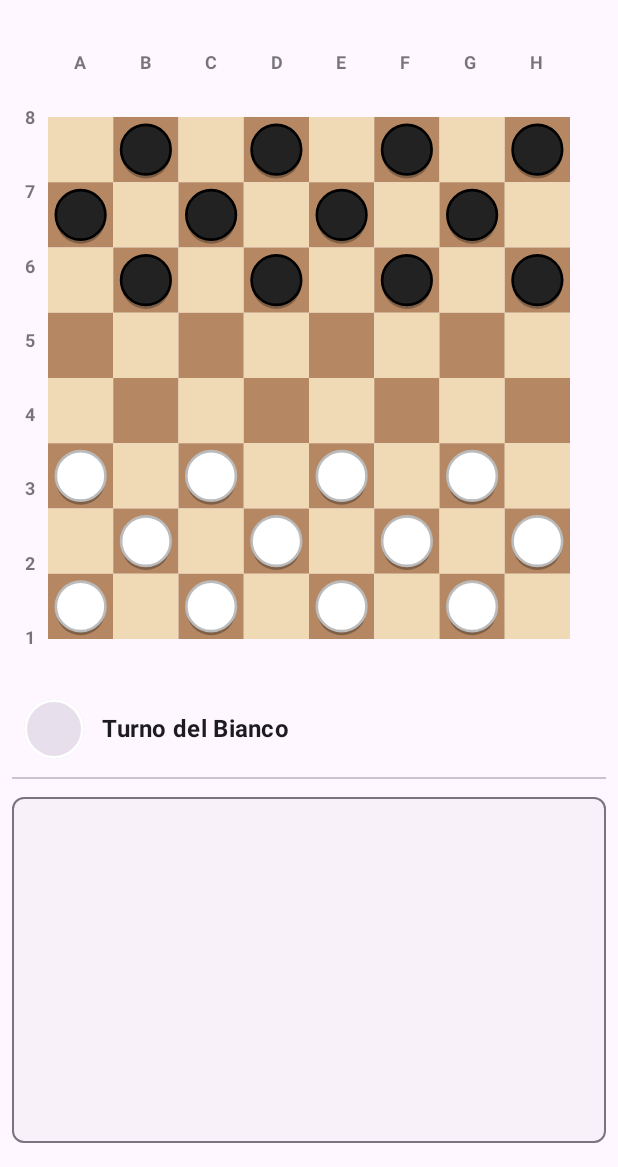
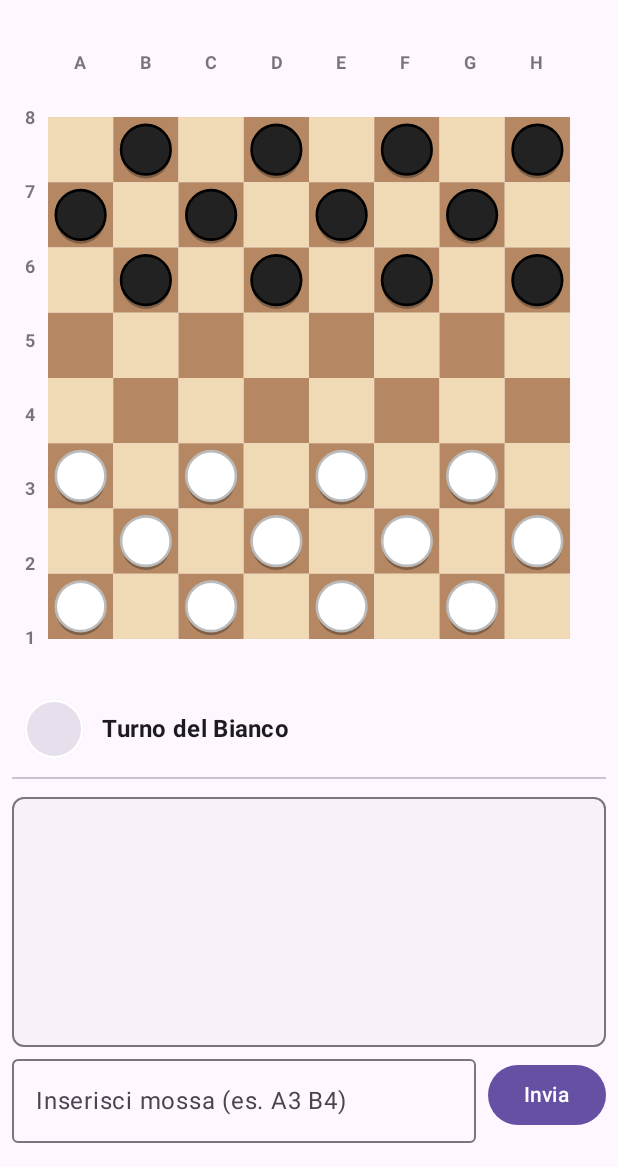
Before and after one commit to MicheleLopsDev/damaAI, an Android app built with Jetpack Compose: the screen it shows after launch (GameActivity), after a tap on "Gioca", on a phone screen of 412 x 824 dp, the part 69-1236 px from its top. Run offline under Robolectric (Android 15) with nearby library versions, the phone set to English and light mode, and no system bars; libraries missing offline, so code that uses them is left out: com.google.mediapipe.tasks; pictures from the network do not load.

Commit message:
feat: Implement text-based move input for human vs. human games
This commit introduces the ability for players in a human-vs-human game to input their moves using algebraic notation in a text field (e.g., "A3 B4").

Key changes:
- Added a state variable `mossaTestuale` to the `GameScreen` to store your text input.
- Modified the `ChatInputArea` composable to be an interactive input field with a send button. It is now only displayed in games without an AI opponent.
- Implemented the `eseguiMossaTestuale` function, which is triggered on send. This function parses the input string, validates the move with the `DamaEngine`, and updates the game state accordingly.
- Invalid moves provide feedback to you via a message in the chat display area.
- All related logic for state updates (board, turn, captures, winner check) is handled.

```diff
--- a/app/src/main/java/io/github/luposolitario/damaai/GameActivity.kt
+++ b/app/src/main/java/io/github/luposolitario/damaai/GameActivity.kt
@@ -197,6 +197,7 @@ fun GameScreen(
     var isAiThinking by remember { mutableStateOf(false) }
     var turnoCorrente by remember { mutableStateOf(Colore.BIANCO) }
     var boardCoordinates by remember { mutableStateOf<LayoutCoordinates?>(null) }
+    var mossaTestuale by remember { mutableStateOf("") }
 
     val damaEngine: DamaEngine = remember { DamaEngineImpl() }
     val gemmaEngine = remember { GemmaEngine() }
@@ -262,6 +263,34 @@ fun GameScreen(
         gameState = gameState.copy(capturedPiece = capturedPieceToAnimate)
         delay(800)
         gameState = gameState.copy(capturedPiece = null)
+    }
+
+    fun eseguiMossaTestuale() {
+        if (mossaTestuale.isNotBlank()) {
+            coroutineScope.launch {
+                val mossaEseguita = damaEngine.muoviPezzoUmano(mossaTestuale)
+                if (mossaEseguita != null) {
+                    val playerColorText = if (turnoCorrente == Colore.BIANCO) "Bianco" else "Nero"
+                    chatMessages = chatMessages + "Mossa $playerColorText: $mossaTestuale"
+
+                    val pedinaCatturata = damaEngine.trovaPedinaCatturata(mossaEseguita)
+                    val piecesAfterMove = parseBoardState(damaEngine.getStatoScacchiera())
+                    gameState = gameState.copy(pieces = piecesAfterMove)
+                    handleCaptureAnimation(pedinaCatturata)
+
+                    turnoCorrente = damaEngine.getTurnoCorrente()
+                    gameState = gameState.copy(mandatoryCapturePieces = damaEngine.getPezziConCatturaObbligatoria())
+
+                    mossaTestuale = ""
+
+                    damaEngine.getVincitore()?.let { vincitore ->
+                        winner = vincitore
+                    }
+                } else {
+                    chatMessages = chatMessages + "Mossa non valida: $mossaTestuale"
+                }
+            }
+        }
     }
 
     fun getValidMovesForSelectedPiece() {
@@ -509,8 +538,13 @@ fun GameScreen(
 
                 ChatDisplayArea(messages = chatMessages, modifier = Modifier.fillMaxWidth().weight(1f))
 
-                if (aiOpponent != null) {
-                    ChatInputArea(modifier = Modifier.fillMaxWidth())
+                if (aiOpponent == null) {
+                    ChatInputArea(
+                        testoMossa = mossaTestuale,
+                        onTestoMossaChange = { mossaTestuale = it },
+                        onInviaClick = { eseguiMossaTestuale() },
+                        modifier = Modifier.fillMaxWidth()
+                    )
                 }
             }
         }
@@ -591,20 +625,24 @@ fun ChatDisplayArea(messages: List<String>, modifier: Modifier = Modifier) {
 }
 
 @Composable
-fun ChatInputArea(modifier: Modifier = Modifier) {
+fun ChatInputArea(
+    testoMossa: String,
+    onTestoMossaChange: (String) -> Unit,
+    onInviaClick: () -> Unit,
+    modifier: Modifier = Modifier
+) {
     Row(
         modifier = modifier,
         verticalAlignment = Alignment.CenterVertically
     ) {
         OutlinedTextField(
-            value = "",
-            onValueChange = { },
-            label = { Text("Chat disabilitata") },
+            value = testoMossa,
+            onValueChange = onTestoMossaChange,
+            label = { Text("Inserisci mossa (es. A3 B4)") },
             modifier = Modifier.weight(1f),
-            enabled = false
         )
         Spacer(modifier = Modifier.width(8.dp))
-        Button(onClick = { }, enabled = false) {
+        Button(onClick = onInviaClick) {
             Text("Invia")
         }
     }
```
